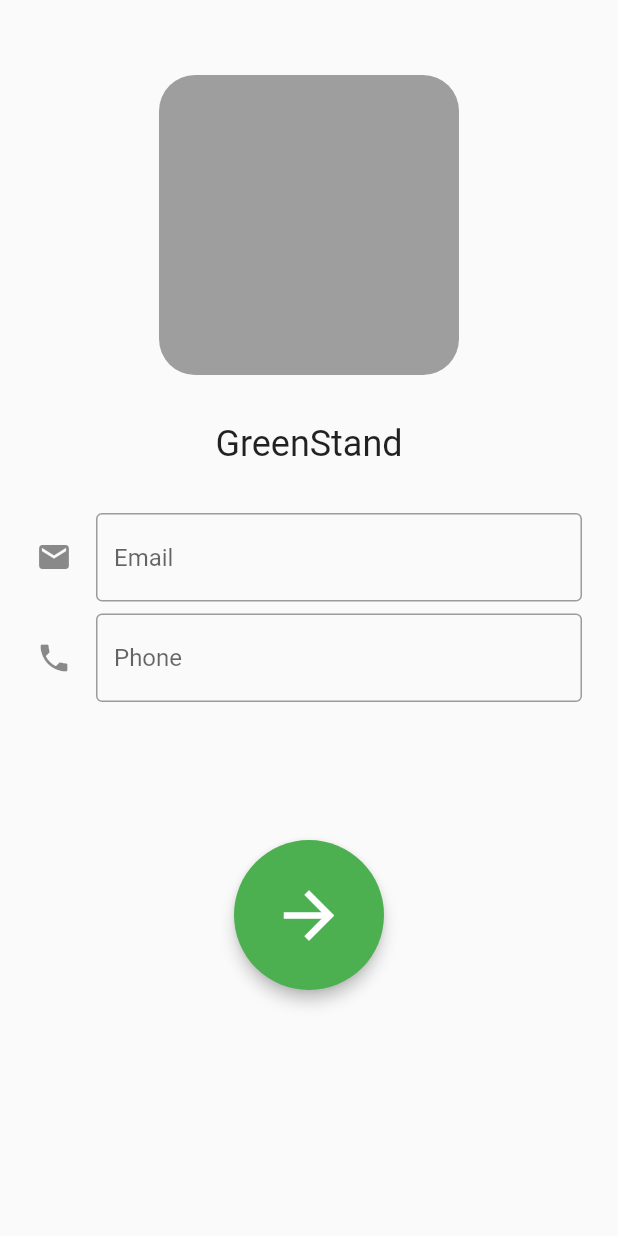
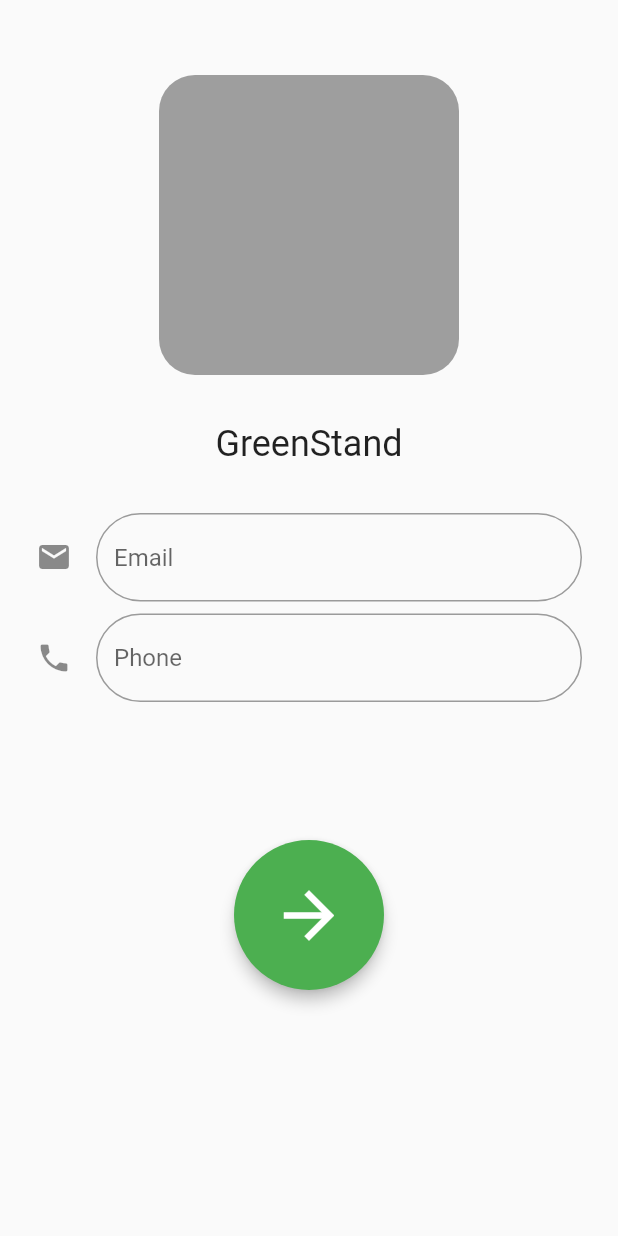
Before and after one commit to Elforama/Flutter-Prototyper, a Flutter app: the screen it shows after launch, on a phone screen of 412 x 824 dp. Run offline on Flutter 3.47's test engine with Material 2 defaults, Android fonts, the light colour scheme and no system bars.

Commit message:
Add camera into screen flow

```diff
--- a/lib/EditText.dart
+++ b/lib/EditText.dart
@@ -15,7 +15,9 @@
     return TextFormField(
       decoration: InputDecoration(
           hintText: hint,
-          border: OutlineInputBorder(),
+          border: OutlineInputBorder(
+            borderRadius: BorderRadius.circular(94),
+          ),
           icon: icon
       ),
     );
--- a/lib/LoginScreen.dart
+++ b/lib/LoginScreen.dart
@@ -4,6 +4,8 @@
 import 'package:flutter/material.dart';
 
 import 'ActionButton.dart';
+import 'CameraScreen.dart';
+import 'EditText.dart';
 import 'SignupScreen.dart';
 
 class LoginScreen extends StatelessWidget {
@@ -37,23 +39,17 @@
                       SizedBox(height: 32),
                       Padding(
                         padding: const EdgeInsets.symmetric(horizontal: 24),
-                        child: TextFormField(
-                          decoration: InputDecoration(
-                              hintText: "Email",
-                              border: OutlineInputBorder(),
-                              icon: Icon(Icons.email)
-                          ),
+                        child: EditText(
+                            hint: "Email",
+                            icon: Icon(Icons.email)
                         ),
                       ),
                       SizedBox(height: 8),
                       Padding(
                         padding: const EdgeInsets.symmetric(horizontal: 24),
-                        child: TextFormField(
-                          decoration: InputDecoration(
-                              hintText: "Phone",
-                              border: OutlineInputBorder(),
-                              icon: Icon(Icons.phone)
-                          ),
+                        child: EditText(
+                            hint: "Phone",
+                            icon: Icon(Icons.phone)
                         ),
                       ),
                       SizedBox(height: 56),
@@ -62,7 +58,11 @@
                         child: ActionButton(
                           iconData: Icons.arrow_forward,
                           color: Colors.green,
-                          onPressed: () {
+                          onPressed: () async {
+                            await Navigator.push(
+                                context,
+                                MaterialPageRoute(builder: (context) => CameraScreen())
+                            );
                             Navigator.push(
                               context,
                               MaterialPageRoute(builder: (context) => SignupScreen())
--- a/lib/SignupScreen.dart
+++ b/lib/SignupScreen.dart
@@ -7,6 +7,8 @@
 import 'ProfilePicture.dart';
 
 class SignupScreen extends StatelessWidget {
+
+
   @override
   Widget build(BuildContext context) {
     return Scaffold(
```
Also changed, not shown: lib/HomeScreen.dart (+6 -1 lines).
